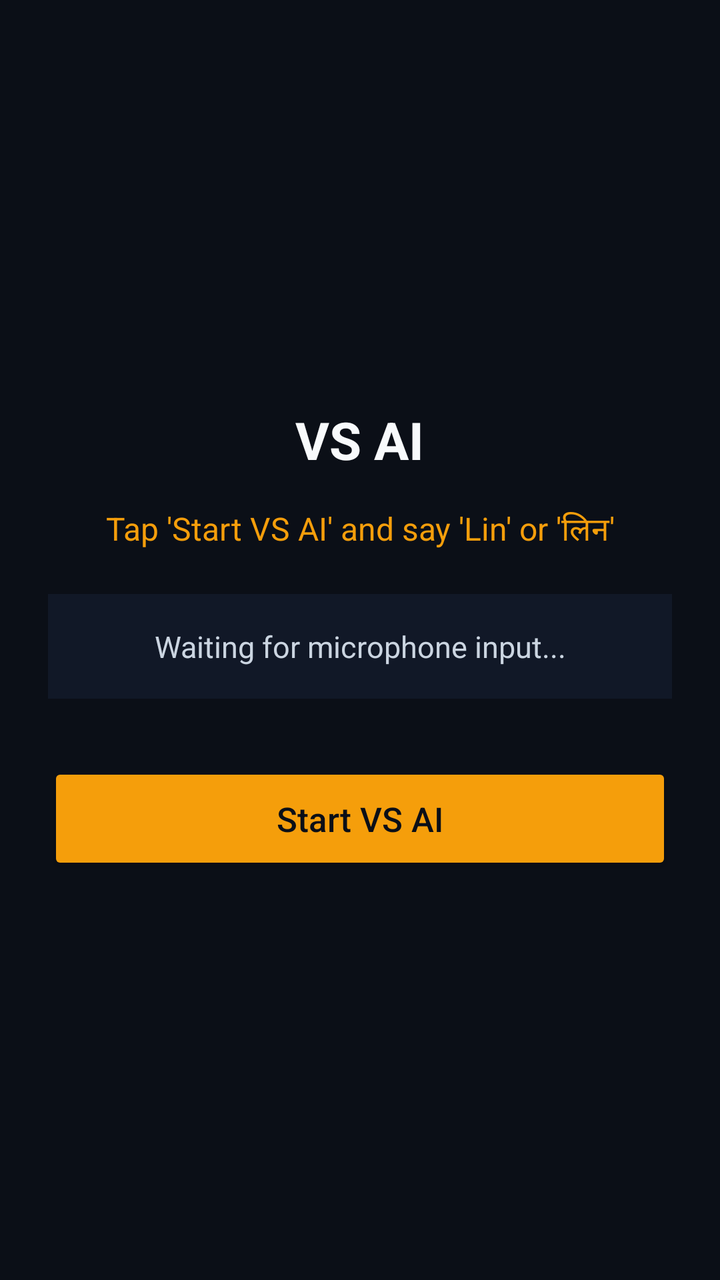
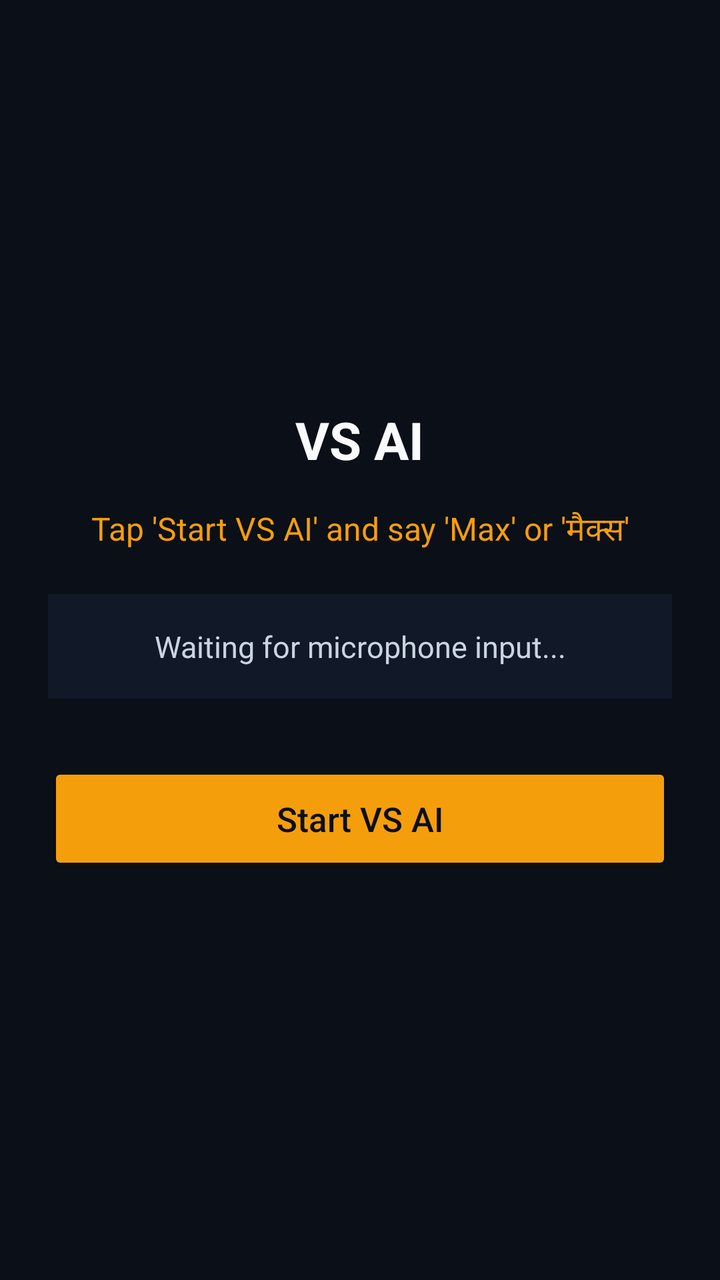

Two renders of the same Android screen: before a commit and after it. Below are the layout's source before the change and the commit's diff.
<!-- AndroidManifest.xml: application theme Theme.AppCompat.DayNight.NoActionBar -->
<!-- res/layout/activity_main.xml -->
<?xml version="1.0" encoding="utf-8"?>
<LinearLayout xmlns:android="http://schemas.android.com/apk/res/android"
    android:layout_width="match_parent"
    android:layout_height="match_parent"
    android:orientation="vertical"
    android:gravity="center"
    android:padding="24dp"
    android:background="#0B0F17">

    <TextView
        android:id="@+id/titleText"
        android:layout_width="wrap_content"
        android:layout_height="wrap_content"
        android:text="VS AI"
        android:textSize="26sp"
        android:textStyle="bold"
        android:textColor="#F8FAFC" />

    <TextView
        android:id="@+id/statusText"
        android:layout_width="match_parent"
        android:layout_height="wrap_content"
        android:layout_marginTop="16dp"
        android:gravity="center"
        android:text="Tap 'Start VS AI' and say 'Lin' or 'लिन'"
        android:textSize="16sp"
        android:textColor="#F59E0B" />

    <TextView
        android:id="@+id/transcriptText"
        android:layout_width="match_parent"
        android:layout_height="wrap_content"
        android:layout_marginTop="20dp"
        android:padding="16dp"
        android:gravity="center"
        android:background="#111827"
        android:text="Waiting for microphone input..."
        android:textSize="15sp"
        android:textColor="#CBD5E1" />

    <Button
        android:id="@+id/startVsAiButton"
        android:layout_width="match_parent"
        android:layout_height="56dp"
        android:layout_marginTop="32dp"
        android:text="Start VS AI"
        android:textAllCaps="false"
        android:textSize="17sp"
        android:backgroundTint="#F59E0B"
        android:textColor="#0B0F17" />

</LinearLayout>
<!-- resources referenced by this layout -->
<resources>

</resources>

<!-- the commit's change to res/layout/activity_main.xml (unified diff, before → after) -->
@@ -22,7 +22,7 @@
         android:layout_height="wrap_content"
         android:layout_marginTop="16dp"
         android:gravity="center"
-        android:text="Tap 'Start VS AI' and say 'Lin' or 'लिन'"
+        android:text="Tap 'Start VS AI' and say 'Max' or 'मैक्स'"
         android:textSize="16sp"
         android:textColor="#F59E0B" />
 
